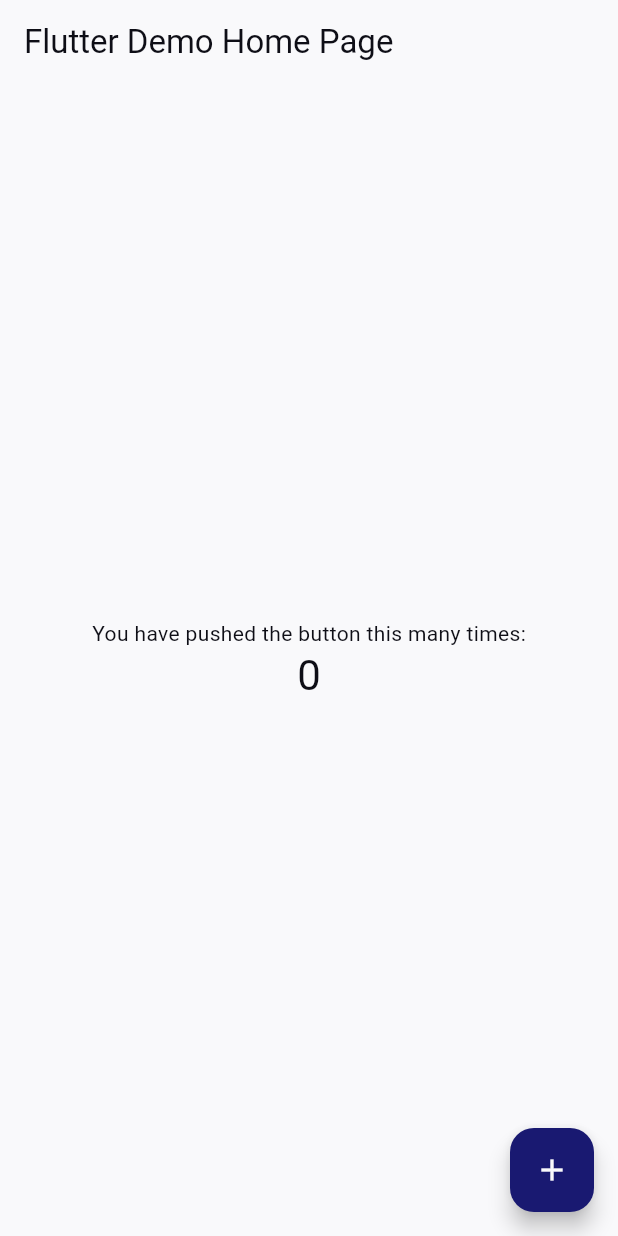
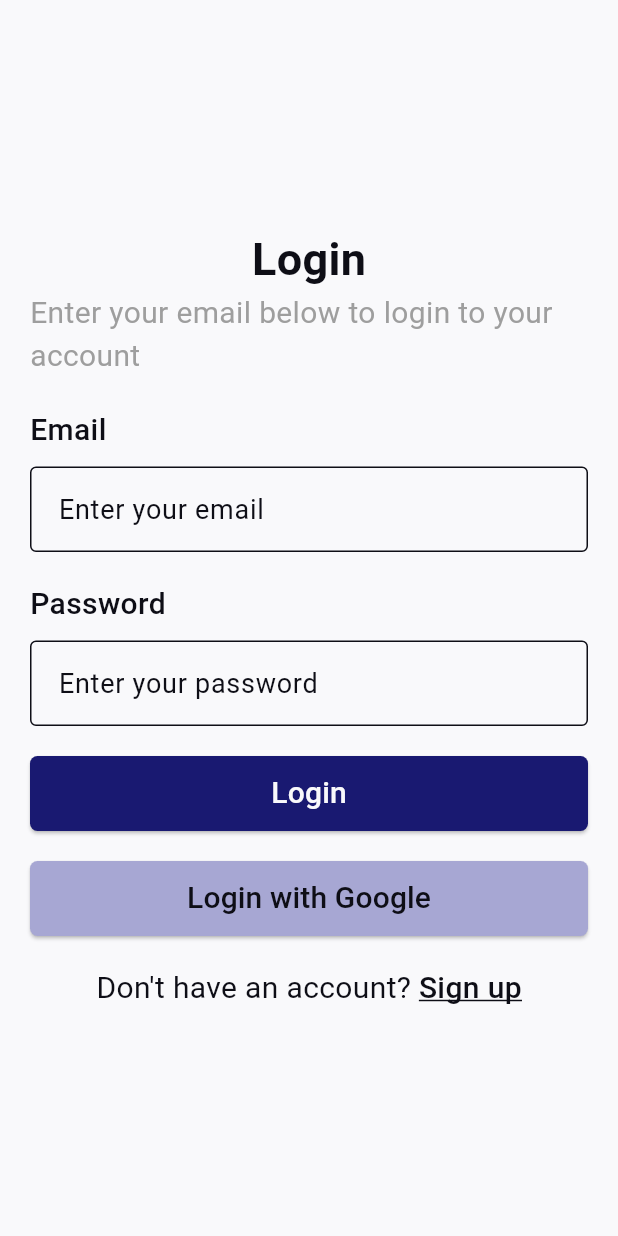
Before and after one commit to Al-aqua/ai-notes, a Flutter app: the screen it shows after launch, on a phone screen of 412 x 824 dp. Run offline on Flutter 3.47's test engine with Material 3 defaults, Android fonts, the phone set to English and light mode, and no system bars.

Commit message:
Added the Login page

```diff
--- /dev/null
+++ b/lib/app/login/input_field.dart
@@ -0,0 +1,43 @@
+import 'package:flutter/material.dart';
+
+class InputField extends StatelessWidget {
+  const InputField(
+      {super.key,
+      required this.title,
+      required this.hintText,
+      this.obscureText = false});
+
+  final String title;
+  final String hintText;
+  final bool obscureText;
+
+  @override
+  Widget build(BuildContext context) {
+    return SizedBox(
+      width: 500,
+      child: Column(
+        crossAxisAlignment: CrossAxisAlignment.start,
+        children: [
+          Text(
+            title,
+            style: const TextStyle(
+              fontWeight: FontWeight.w500,
+              fontSize: 20,
+            ),
+          ),
+          const SizedBox(height: 10),
+          TextField(
+            keyboardType: TextInputType.emailAddress,
+            style: const TextStyle(fontSize: 18),
+            decoration: InputDecoration(
+              contentPadding: const EdgeInsets.all(15),
+              hintText: hintText,
+              border: const OutlineInputBorder(),
+            ),
+            obscureText: obscureText,
+          ),
+        ],
+      ),
+    );
+  }
+}
--- /dev/null
+++ b/lib/app/login/presention.dart
@@ -0,0 +1,116 @@
+import 'package:ai_notes/app/login/input_field.dart';
+import 'package:flutter/material.dart';
+
+class Login extends StatelessWidget {
+  const Login({super.key});
+
+  @override
+  Widget build(BuildContext context) {
+    return Scaffold(
+      body: Padding(
+        padding: const EdgeInsets.all(20),
+        child: Center(
+            child: Column(
+          mainAxisAlignment: MainAxisAlignment.center,
+          children: [
+            const Text(
+              'Login',
+              style: TextStyle(
+                fontSize: 30,
+                fontWeight: FontWeight.bold,
+                // TODO: Set the Font Family
+              ),
+            ),
+            const Text(
+              'Enter your email below to login to your account',
+              style: TextStyle(
+                fontSize: 20,
+                color: Colors.grey,
+              ),
+            ),
+            const SizedBox(height: 20),
+            const InputField(title: 'Email', hintText: 'Enter your email'),
+            const SizedBox(height: 20),
+            const InputField(
+              title: 'Password',
+              hintText: 'Enter your password',
+              obscureText: true,
+            ),
+            // Login Button
+            const SizedBox(height: 20),
+            ElevatedButton(
+              onPressed: () {},
+              style: ElevatedButton.styleFrom(
+                backgroundColor: Theme.of(context).primaryColor,
+                foregroundColor: Theme.of(context).colorScheme.onPrimary,
+                minimumSize: const Size(500, 50),
+                shape: const RoundedRectangleBorder(
+                  borderRadius: BorderRadius.all(
+                    Radius.circular(5),
+                  ),
+                ),
+              ),
+              child: const Text(
+                'Login',
+                style: TextStyle(
+                  fontSize: 20,
+                  fontWeight: FontWeight.w500,
+                ),
+              ),
+            ),
+            const SizedBox(height: 20),
+            ElevatedButton(
+              onPressed: () {},
+              style: ElevatedButton.styleFrom(
+                backgroundColor: Theme.of(context).colorScheme.secondary,
+                foregroundColor: Theme.of(context).colorScheme.onSecondary,
+                minimumSize: const Size(500, 50),
+                shape: const RoundedRectangleBorder(
+                  borderRadius: BorderRadius.all(
+                    Radius.circular(5),
+                  ),
+                ),
+              ),
+              child: const Text(
+                'Login with Google',
+                style: TextStyle(
+                  fontSize: 20,
+                  fontWeight: FontWeight.w500,
+                ),
+              ),
+            ),
+            const SizedBox(height: 20),
+            Row(
+              mainAxisAlignment: MainAxisAlignment.center,
+              children: [
+                const Text(
+                  'Don\'t have an account?',
+                  style: TextStyle(
+                    fontSize: 20,
+                  ),
+                ),
+                const SizedBox(width: 5),
+                GestureDetector(
+                  onTap: () {
+                    debugPrint('Sign up');
+                  },
+                  child: const MouseRegion(
+                    cursor: SystemMouseCursors.click,
+                    child: Text(
+                      'Sign up',
+                      style: TextStyle(
+                        fontSize: 20,
+                        decoration: TextDecoration.underline,
+                        fontWeight: FontWeight.w500,
+                      ),
+                    ),
+                  ),
+                ),
+              ],
+            ),
+          ],
+        )),
+      ),
+    );
+  }
+}
--- a/lib/main.dart
+++ b/lib/main.dart
@@ -1,3 +1,4 @@
+import 'package:ai_notes/app/login/presention.dart';
 import 'package:ai_notes/core/themes/dark_theme.dart';
 import 'package:ai_notes/core/themes/theme.dart';
 import 'package:flutter/material.dart';
@@ -13,119 +14,17 @@ class MyApp extends StatelessWidget {
   @override
   Widget build(BuildContext context) {
     return MaterialApp(
-      title: 'Flutter Demo',
+      title: 'AI Notes',
       theme: ThemeData(
-        // This is the theme of your application.
-        //
-        // TRY THIS: Try running your application with "flutter run". You'll see
-        // the application has a purple toolbar. Then, without quitting the app,
-        // try changing the seedColor in the colorScheme below to Colors.green
-        // and then invoke "hot reload" (save your changes or press the "hot
-        // reload" button in a Flutter-supported IDE, or press "r" if you used
-        // the command line to start the app).
-        //
-        // Notice that the counter didn't reset back to zero; the application
-        // state is not lost during the reload. To reset the state, use hot
-        // restart instead.
-        //
-        // This works for code too, not just values: Most code changes can be
-        // tested with just a hot reload.
         colorScheme: lightColorScheme,
         useMaterial3: true,
       ),
       darkTheme: ThemeData(
         colorScheme: darkColorScheme,
+        useMaterial3: true,
       ),
       themeMode: ThemeMode.system,
-      home: const MyHomePage(title: 'Flutter Demo Home Page'),
+      home: const Login(),
     );
   }
 }
-
-class MyHomePage extends StatefulWidget {
-  const MyHomePage({super.key, required this.title});
-
-  // This widget is the home page of your application. It is stateful, meaning
-  // that it has a State object (defined below) that contains fields that affect
-  // how it looks.
-
-  // This class is the configuration for the state. It holds the values (in this
-  // case the title) provided by the parent (in this case the App widget) and
-  // used by the build method of the State. Fields in a Widget subclass are
-  // always marked "final".
-
-  final String title;
-
-  @override
-  State<MyHomePage> createState() => _MyHomePageState();
-}
-
-class _MyHomePageState extends State<MyHomePage> {
-  int _counter = 0;
-
-  void _incrementCounter() {
-    setState(() {
-      // This call to setState tells the Flutter framework that something has
-      // changed in this State, which causes it to rerun the build method below
-      // so that the display can reflect the updated values. If we changed
-      // _counter without calling setState(), then the build method would not be
-      // called again, and so nothing would appear to happen.
-      _counter++;
-    });
-  }
-
-  @override
-  Widget build(BuildContext context) {
-    // This method is rerun every time setState is called, for instance as done
-    // by the _incrementCounter method above.
-    //
-    // The Flutter framework has been optimized to make rerunning build methods
-    // fast, so that you can just rebuild anything that needs updating rather
-    // than having to individually change instances of widgets.
-    return Scaffold(
-      appBar: AppBar(
-        // TRY THIS: Try changing the color here to a specific color (to
-        // Colors.amber, perhaps?) and trigger a hot reload to see the AppBar
-        // change color while the other colors stay the same.
-        backgroundColor: Theme.of(context).colorScheme.inversePrimary,
-        // Here we take the value from the MyHomePage object that was created by
-        // the App.build method, and use it to set our appbar title.
-        title: Text(widget.title),
-      ),
-      body: Center(
-        // Center is a layout widget. It takes a single child and positions it
-        // in the middle of the parent.
-        child: Column(
-          // Column is also a layout widget. It takes a list of children and
-          // arranges them vertically. By default, it sizes itself to fit its
-          // children horizontally, and tries to be as tall as its parent.
-          //
-          // Column has various properties to control how it sizes itself and
-          // how it positions its children. Here we use mainAxisAlignment to
-          // center the children vertically; the main axis here is the vertical
-          // axis because Columns are vertical (the cross axis would be
-          // horizontal).
-          //
-          // TRY THIS: Invoke "debug painting" (choose the "Toggle Debug Paint"
-          // action in the IDE, or press "p" in the console), to see the
-          // wireframe for each widget.
-          mainAxisAlignment: MainAxisAlignment.center,
-          children: <Widget>[
-            const Text(
-              'You have pushed the button this many times:',
-            ),
-            Text(
-              '$_counter',
-              style: Theme.of(context).textTheme.headlineMedium,
-            ),
-          ],
-        ),
-      ),
-      floatingActionButton: FloatingActionButton(
-        onPressed: _incrementCounter,
-        tooltip: 'Increment',
-        child: const Icon(Icons.add),
-      ), // This trailing comma makes auto-formatting nicer for build methods.
-    );
-  }
-}
--- a/pubspec.yaml
+++ b/pubspec.yaml
@@ -35,6 +35,7 @@ dependencies:
   # The following adds the Cupertino Icons font to your application.
   # Use with the CupertinoIcons class for iOS style icons.
   cupertino_icons: ^1.0.6
+  lucide_icons: ^0.257.0
 
 dev_dependencies:
   flutter_test:
```
Also changed, not shown: pubspec.lock.
